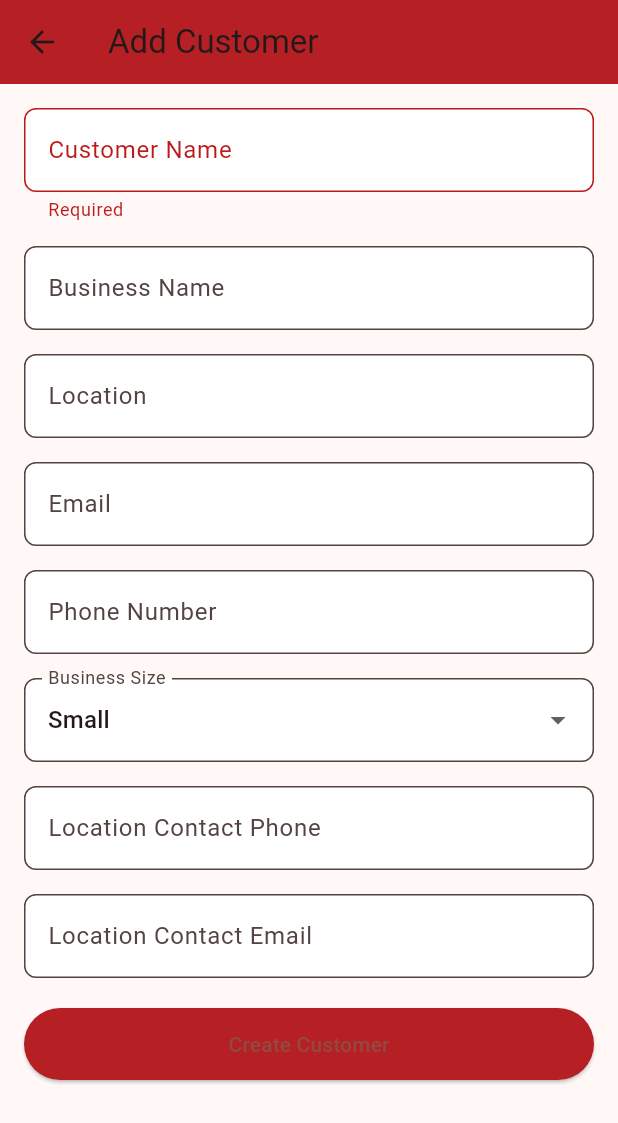
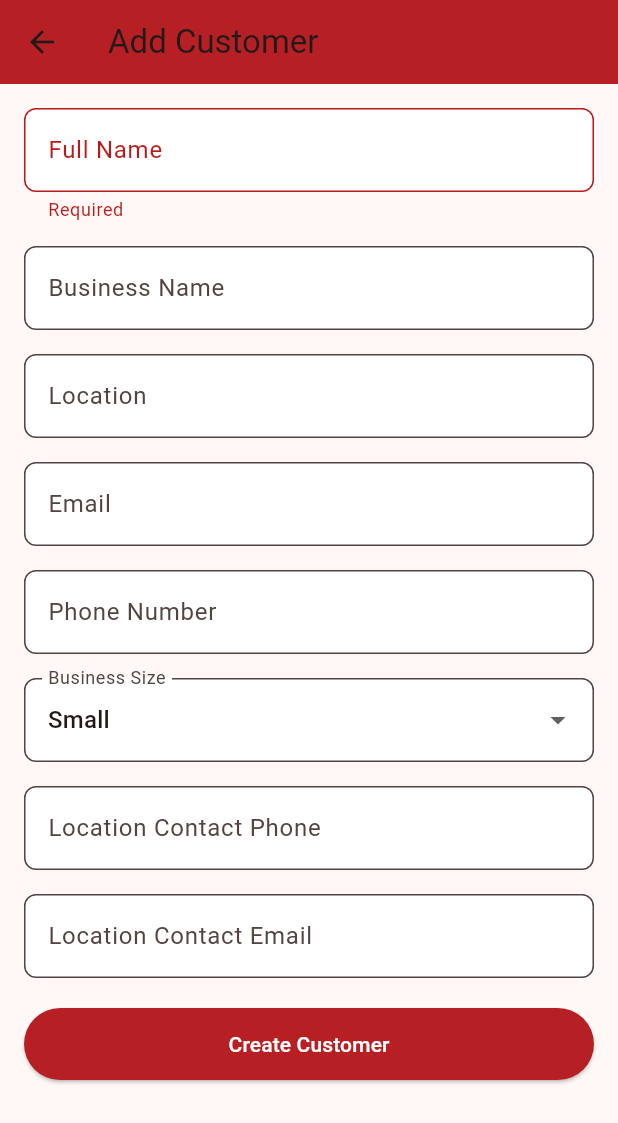
Before and after one commit to Crediometer/agent360, a Flutter app: the AddCustomerStep1Screen screen opened directly, after a tap on "Create Customer", on a phone screen of 412 x 824 dp. Shown: the top 1123 px of the screen. Run offline on Flutter 3.47's test engine with Material 3 defaults, Android fonts, the phone set to English and light mode, and no system bars; our stand-ins replace device_info_plus, fl_chart, fluttertoast, hive, hive_flutter, introduction_screen and 1 more; accounts and stored records are empty.

Commit message:
working on bugs

```diff
--- a/lib/features/screens/customer/screens/AddCustomerStep1Screen.dart
+++ b/lib/features/screens/customer/screens/AddCustomerStep1Screen.dart
@@ -50,6 +50,18 @@ class _AddCustomerStep1ScreenState extends State<AddCustomerStep1Screen> {
       return;
     }
 
+    // ✅ JWT decode
+    final payload = decodeJwtPayload(token);
+    final userId = payload["userId"];
+ // backend pe jis key se save hai wo use karega
+
+    if (userId == null) {
+      ScaffoldMessenger.of(context).showSnackBar(
+        const SnackBar(content: Text("User ID missing in token!")),
+      );
+      return;
+    }
+
     final response = await http.post(
       Uri.parse("https://agent360.onrender.com/api/v1/customers"),
       headers: {
@@ -62,11 +74,11 @@ class _AddCustomerStep1ScreenState extends State<AddCustomerStep1Screen> {
         "location": _locationController.text.trim(),
         "email": _emailController.text.trim(),
         "phoneNumber": _phoneNumberController.text.trim(),
-          "businessSize": _businessSize, // ✅ Proper Enum
+        "businessSize": _businessSize,
         "locationContactPhone": _locationContactPhoneController.text.trim(),
         "locationContactEmail": _locationContactEmailController.text.trim(),
-          "primaryOwner": "6899c8113d9c058cf81dd7c8", // ✅ TEMP FIX
-          "createdBy": "6899c8113d9c058cf81dd7c8", // ✅ TEMP FIX
+        "primaryOwner": userId, // ✅ Dynamic
+        "createdBy": userId,    // ✅ Dynamic
       }),
     );
 
@@ -74,29 +86,32 @@ class _AddCustomerStep1ScreenState extends State<AddCustomerStep1Screen> {
   ScaffoldMessenger.of(context).showSnackBar(
     const SnackBar(content: Text("Customer created successfully")),
   );
+
+  // ✅ Navigate to MainLayout with Customers tab (index 2)
   Navigator.pushAndRemoveUntil(
     context,
     MaterialPageRoute(
-            builder: (_) =>
-                const MainLayout(initialIndex: 2), // 👈 Customers tab
+      builder: (_) => const MainLayout(initialIndex: 2),
     ),
     (route) => false,
   );
-      } else {
+}
+ else {
       debugPrint("Error: ${response.body}");
-        ScaffoldMessenger.of(
-          context,
-        ).showSnackBar(SnackBar(content: Text("Failed: ${response.body}")));
+      ScaffoldMessenger.of(context).showSnackBar(
+        SnackBar(content: Text("Failed: ${response.body}")),
+      );
     }
   } catch (e) {
     debugPrint("Exception: $e");
-      ScaffoldMessenger.of(
-        context,
-      ).showSnackBar(SnackBar(content: Text("Error: $e")));
+    ScaffoldMessenger.of(context).showSnackBar(
+      SnackBar(content: Text("Error: $e")),
+    );
   } finally {
     setState(() => isLoading = false);
   }
 }
+
 
   @override
   Widget build(BuildContext context) {
@@ -113,7 +128,7 @@ class _AddCustomerStep1ScreenState extends State<AddCustomerStep1Screen> {
             children: [
               TextFormField(
                 controller: _customerNameController,
-                decoration: inputDecoration("Customer Name"),
+                decoration: inputDecoration("Full Name"),
                 validator: (val) => val!.isEmpty ? "Required" : null,
               ),
               const SizedBox(height: 16),
@@ -170,7 +185,7 @@ class _AddCustomerStep1ScreenState extends State<AddCustomerStep1Screen> {
                 ),
                 child: isLoading
                     ? const CircularProgressIndicator(color: Colors.white)
-                    : const Text("Create Customer"),
+                    : const Text("Create Customer", style: TextStyle(color: Colors.white)),
               ),
             ],
           ),
--- a/lib/features/screens/customer/screens/customer_detail_screen.dart
+++ b/lib/features/screens/customer/screens/customer_detail_screen.dart
@@ -141,7 +141,7 @@ class CustomerDetailScreen extends StatelessWidget {
                   Text("Total balance", style: TextStyle(color: Colors.red)),
                   Spacer(),
                   Text(
-                    "8.244 \$",
+                    "8.244 \₦",
                     style: TextStyle(fontWeight: FontWeight.bold, fontSize: 16),
                   ),
                 ],
--- a/pubspec.yaml
+++ b/pubspec.yaml
@@ -16,7 +16,8 @@ publish_to: "none" # Remove this line if you wish to publish to pub.dev
 # https://developer.apple.com/library/archive/documentation/General/Reference/InfoPlistKeyReference/Articles/CoreFoundationKeys.html
 # In Windows, build-name is used as the major, minor, and patch parts
 # of the product and file versions while build-number is used as the build suffix.
-version: 1.3.0+25
+version: 1.3.1+27
+
 
 environment:
   sdk: ^3.8.1
```
Also changed, not shown: lib/features/screens/dashboard/screens/DashboardScreen.dart (+9 -5 lines). Lines whose indentation alone changed are shown as unchanged.
